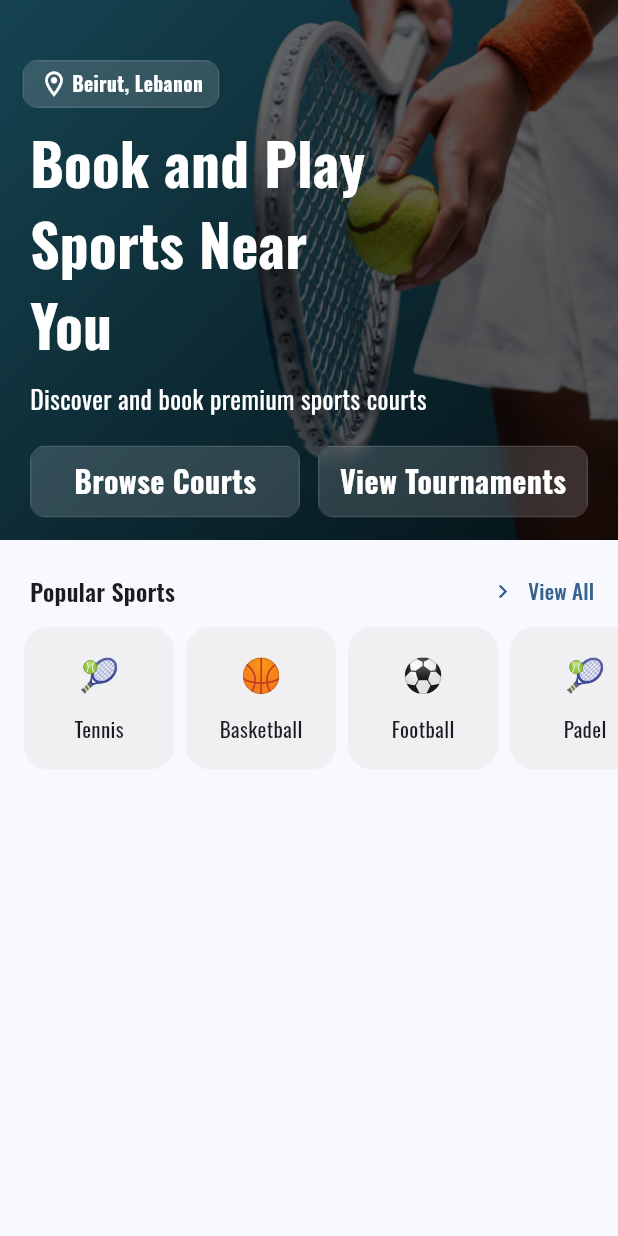
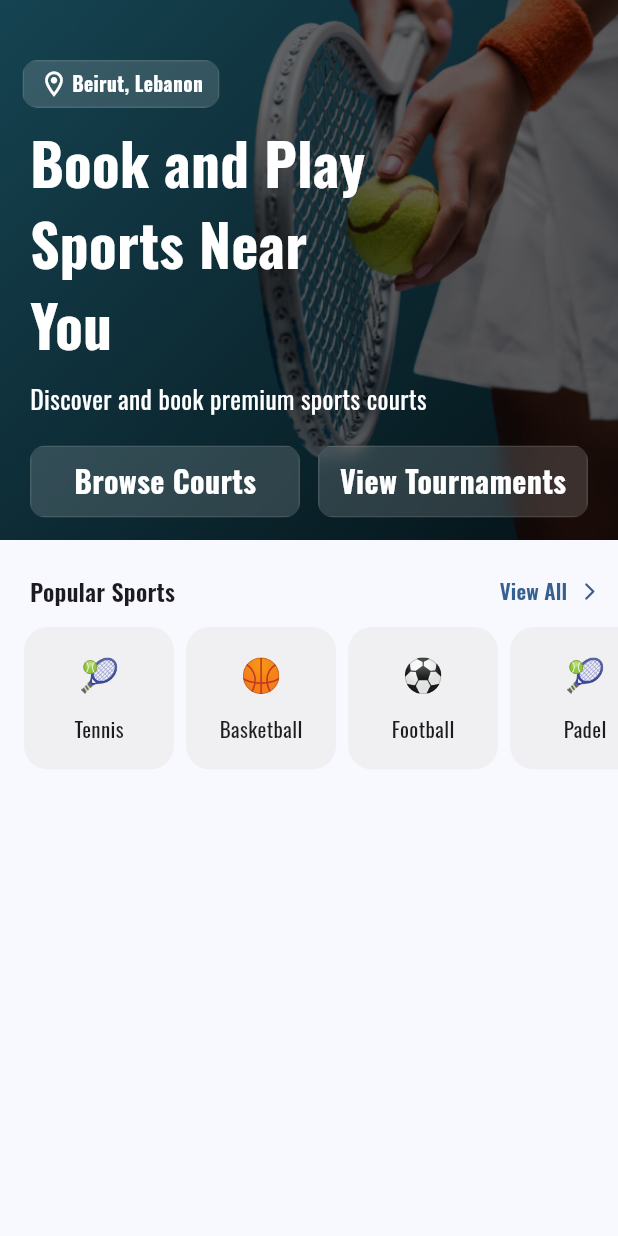
Before and after one commit to M-Zeineddine/riyada_frontend, a Flutter app: the HomePage screen opened by its route, on a phone screen of 412 x 824 dp. Run offline on Flutter 3.47's test engine with Material 3 defaults, Android fonts, the light colour scheme and no system bars; our stand-ins replace flutter_riverpod, go_router, google_fonts.

Commit message:
Sport card UI adjustment

```diff
--- a/lib/app/features/home/presentation/widgets/sport_card.dart
+++ b/lib/app/features/home/presentation/widgets/sport_card.dart
@@ -8,9 +8,7 @@ class SportCard extends StatelessWidget {
 
   @override
   Widget build(BuildContext context) {
-    return Padding(
-      padding: const EdgeInsets.only(bottom: 15),
-      child: Container(
+    return Container(
       decoration: BoxDecoration(
         color: const Color.fromARGB(120, 230, 230, 230),
         borderRadius: BorderRadius.circular(16),
@@ -31,7 +29,6 @@ class SportCard extends StatelessWidget {
           ),
         ),
       ),
-      ),
     );
   }
 }
--- a/lib/app/features/home/presentation/widgets/sports_categories.dart
+++ b/lib/app/features/home/presentation/widgets/sports_categories.dart
@@ -23,16 +23,25 @@ class SportsCategories extends StatelessWidget {
                 ).textTheme.titleMedium?.copyWith(fontWeight: FontWeight.w600),
               ),
               const Spacer(),
-              TextButton.icon(
+              TextButton(
                 onPressed: () {},
-                label: const Text('View All'),
-                icon: const Icon(Icons.chevron_right),
+                child: Row(
+                  mainAxisSize: MainAxisSize.min,
+                  children: const [
+                    Text(
+                      'View All',
+                      style: TextStyle(fontWeight: FontWeight.w600),
+                    ),
+                    SizedBox(width: 8),
+                    Icon(Icons.arrow_forward_ios_rounded, size: 14),
+                  ],
+                ),
               ),
             ],
           ),
         ),
         SizedBox(
-          height: 110,
+          height: 95,
           child: ListView.separated(
             scrollDirection: Axis.horizontal,
             padding: const EdgeInsets.only(left: 16),
```
Lines whose indentation alone changed are shown as unchanged.
